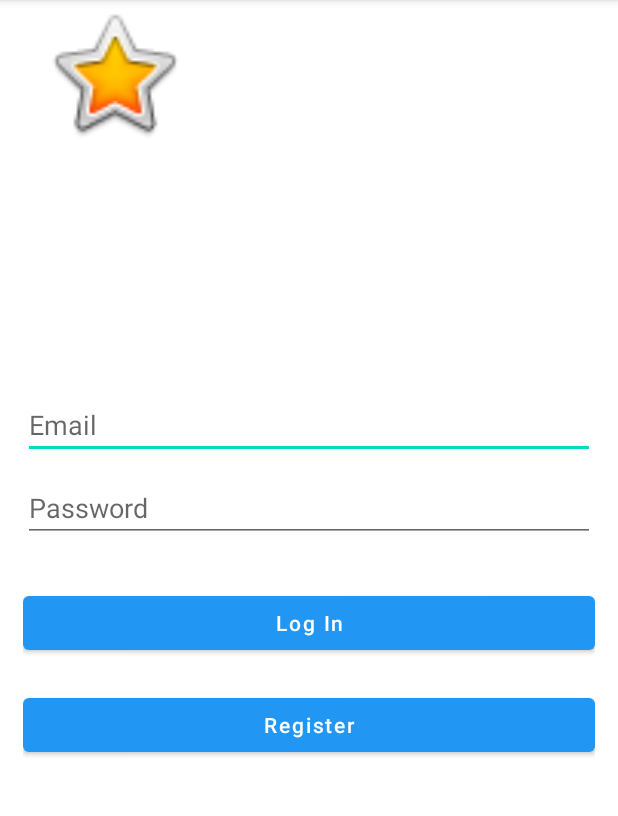
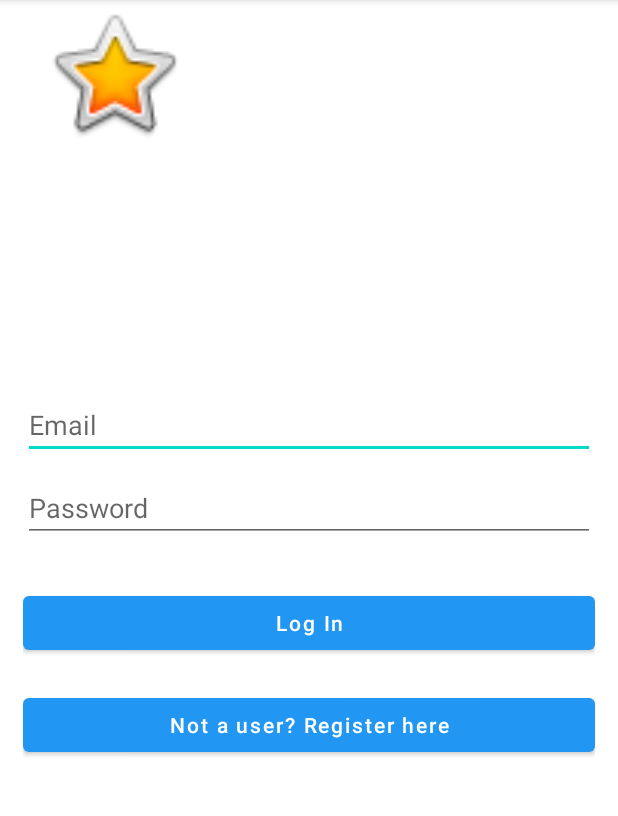
Before and after one commit to Hydrangea-Hacks/SocialGood, an Android app: the screen it shows after launch (MainActivity), on a phone screen of 412 x 824 dp, the part 84-900 px from its top. Run offline under Robolectric (Android 15) with nearby library versions, the phone set to English and light mode, and no system bars; our stand-ins replace Firebase (no records; nobody signed in at launch, a user with empty details on screens opened directly).

Commit message:
adding intents from MainActivity

```diff
--- a/app/build.gradle
+++ b/app/build.gradle
@@ -1,5 +1,6 @@
 plugins {
     id 'com.android.application'
+    id 'com.google.gms.google-services'
 }
 
 android {
@@ -33,6 +34,8 @@ dependencies {
     implementation 'androidx.appcompat:appcompat:1.3.0'
     implementation 'com.google.android.material:material:1.3.0'
     implementation 'androidx.constraintlayout:constraintlayout:2.0.4'
+    implementation 'com.google.firebase:firebase-auth:20.0.4'
+    implementation 'com.google.firebase:firebase-firestore:22.1.2'
     testImplementation 'junit:junit:4.+'
     androidTestImplementation 'androidx.test.ext:junit:1.1.2'
     androidTestImplementation 'androidx.test.espresso:espresso-core:3.3.0'
--- a/app/src/main/java/com/example/hydrangeahacks/MainActivity.java
+++ b/app/src/main/java/com/example/hydrangeahacks/MainActivity.java
@@ -2,13 +2,51 @@ package com.example.hydrangeahacks;
 
 import androidx.appcompat.app.AppCompatActivity;
 
+import android.content.Intent;
 import android.os.Bundle;
+import android.view.View;
+import android.widget.Button;
+import android.widget.EditText;
+
+import com.google.firebase.auth.FirebaseAuth;
 
 public class MainActivity extends AppCompatActivity {
+
+    private EditText user_email, user_password;
+    private FirebaseAuth mAuth;
+    private Button btnLogin,btnSignUp;
+
+
 
     @Override
     protected void onCreate(Bundle savedInstanceState) {
         super.onCreate(savedInstanceState);
         setContentView(R.layout.activity_main);
+
+
+        //Get Firebase auth instance
+        mAuth = FirebaseAuth.getInstance();
+
+        if (mAuth.getCurrentUser() != null) {
+            //go to HomeScreen if user is logged in
+            startActivity(new Intent(MainActivity.this, HomeScreen.class));
+            finish();
+        }
+
+        user_email = (EditText) findViewById(R.id.email);
+        user_password = (EditText) findViewById(R.id.editTextTextPassword);
+        btnLogin = (Button) findViewById(R.id.btn_login);
+        btnSignUp = (Button) findViewById(R.id.btn_signup);
+
+
+        btnSignUp.setOnClickListener(new View.OnClickListener() {
+
+            @Override
+            public void onClick(View v) {
+                startActivity(new Intent( MainActivity.this, Signup.class));
+
+            }
+        });
+
     }
 }
--- a/app/src/main/res/layout/activity_main.xml
+++ b/app/src/main/res/layout/activity_main.xml
@@ -51,7 +51,7 @@
             android:layout_width="fill_parent"
             android:layout_height="wrap_content"
             android:layout_marginTop="20dip"
-            android:text="Register"
+            android:text="Not a user? Register here"
             android:textAllCaps="false"
             android:textColor="@color/white"
             app:backgroundTint="#2196F3" />
--- a/build.gradle
+++ b/build.gradle
@@ -6,6 +6,7 @@ buildscript {
     }
     dependencies {
         classpath "com.android.tools.build:gradle:4.1.2"
+        classpath 'com.google.gms:google-services:4.3.5'
 
         // NOTE: Do not place your application dependencies here; they belong
         // in the individual module build.gradle files
```
Also changed, not shown: app/src/main/res/layout/activity_home_screen.xml (+28 -0 lines).
